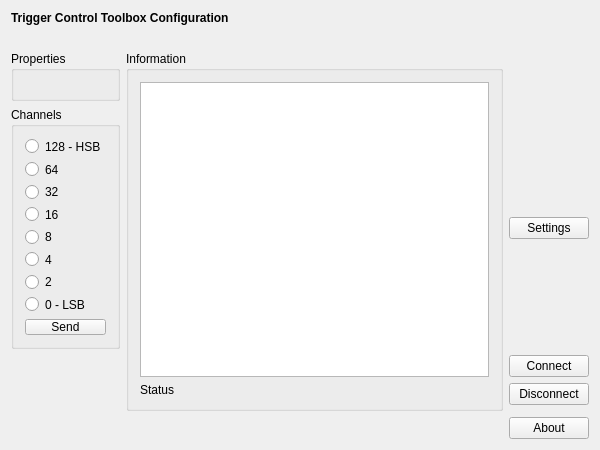
Before: the Qt Designer form applications/mne_x/plugins/triggercontrol/FormFiles/triggercontrolsetup.ui in mne-tools/mne-cpp, drawn with Qt 5.
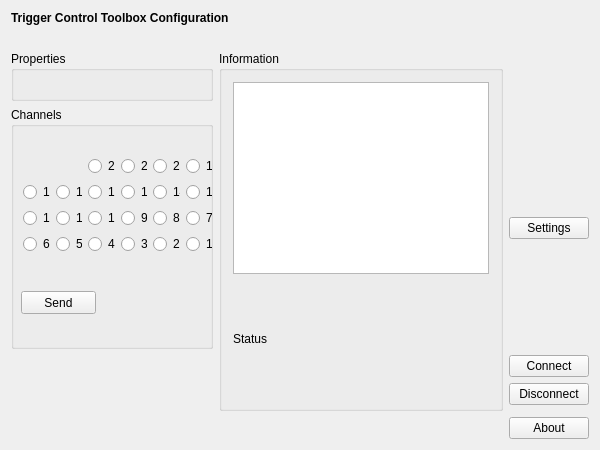
After: the same form once the commit is applied.

Patch:
```diff
--- a/applications/mne_x/plugins/triggercontrol/FormFiles/triggercontrolsetup.ui
+++ b/applications/mne_x/plugins/triggercontrol/FormFiles/triggercontrolsetup.ui
@@ -13,21 +13,8 @@
   <property name="windowTitle">
    <string>DummySetupWidget</string>
   </property>
-  <layout class="QVBoxLayout" name="verticalLayout">
-   <item>
-    <widget class="QLabel" name="m_qLabel_Headline">
-     <property name="font">
-      <font>
-       <weight>75</weight>
-       <bold>true</bold>
-      </font>
-     </property>
-     <property name="text">
-      <string>Trigger Control Toolbox Configuration</string>
-     </property>
-    </widget>
-   </item>
-   <item>
+  <layout class="QGridLayout" name="gridLayout">
+   <item row="1" column="0">
     <spacer name="m_qVerticalSpacer_Headline">
      <property name="orientation">
       <enum>Qt::Vertical</enum>
@@ -43,12 +30,78 @@
      </property>
     </spacer>
    </item>
-   <item>
+   <item row="0" column="0">
+    <widget class="QLabel" name="m_qLabel_Headline">
+     <property name="font">
+      <font>
+       <weight>75</weight>
+       <bold>true</bold>
+      </font>
+     </property>
+     <property name="text">
+      <string>Trigger Control Toolbox Configuration</string>
+     </property>
+    </widget>
+   </item>
+   <item row="2" column="0">
     <layout class="QGridLayout" name="m_qGridLayout_main">
+     <item row="2" column="2">
+      <widget class="QPushButton" name="m_qPushButton_Connect">
+       <property name="text">
+        <string>Connect</string>
+       </property>
+      </widget>
+     </item>
+     <item row="3" column="2">
+      <widget class="QPushButton" name="m_qPushButton_Disconnect">
+       <property name="text">
+        <string>Disconnect</string>
+       </property>
+      </widget>
+     </item>
+     <item row="1" column="2">
+      <widget class="QPushButton" name="m_qPushButton_Settings">
+       <property name="text">
+        <string>Settings</string>
+       </property>
+      </widget>
+     </item>
+     <item row="0" column="1" rowspan="5">
+      <widget class="QGroupBox" name="m_qGroupBox_Information">
+       <property name="title">
+        <string>Information</string>
+       </property>
+       <layout class="QGridLayout" name="m_qGridLayout_Information">
+        <item row="3" column="0">
+         <widget class="QLabel" name="m_qLabel_Statusbar">
+          <property name="sizePolicy">
+           <sizepolicy hsizetype="Fixed" vsizetype="Preferred">
+            <horstretch>0</horstretch>
+            <verstretch>0</verstretch>
+           </sizepolicy>
+          </property>
+          <property name="text">
+           <string>Status</string>
+          </property>
+         </widget>
+        </item>
+        <item row="2" column="0">
+         <widget class="QTextBrowser" name="m_qTextBrowser_Information">
+          <property name="sizePolicy">
+           <sizepolicy hsizetype="Fixed" vsizetype="Fixed">
+            <horstretch>0</horstretch>
+            <verstretch>0</verstretch>
+           </sizepolicy>
+          </property>
+         </widget>
+        </item>
+       </layout>
+      </widget>
+     </item>
      <item row="0" column="0">
       <widget class="QGroupBox" name="m_qGroupBox_Properties">
        <property name="sizePolicy">
-        <sizepolicy hsizetype="Minimum" vsizetype="Preferred">
+        <sizepolicy hsizetype="Expanding" vsizetype="Preferred">
          <horstretch>0</horstretch>
          <verstretch>0</verstretch>
         </sizepolicy>
@@ -73,9 +126,12 @@
        <property name="orientation">
         <enum>Qt::Horizontal</enum>
        </property>
+       <property name="sizeType">
+        <enum>QSizePolicy::Fixed</enum>
+       </property>
        <property name="sizeHint" stdset="0">
         <size>
-         <width>40</width>
+         <width>20</width>
          <height>20</height>
         </size>
        </property>
@@ -88,50 +144,10 @@
        </property>
       </widget>
      </item>
-     <item row="2" column="2">
-      <widget class="QPushButton" name="m_qPushButton_Connect">
-       <property name="text">
-        <string>Connect</string>
-       </property>
-      </widget>
-     </item>
-     <item row="3" column="2">
-      <widget class="QPushButton" name="m_qPushButton_Disconnect">
-       <property name="text">
-        <string>Disconnect</string>
-       </property>
-      </widget>
-     </item>
-     <item row="0" column="1" rowspan="5">
-      <widget class="QGroupBox" name="m_qGroupBox_Information">
-       <property name="title">
-        <string>Information</string>
-       </property>
-       <layout class="QGridLayout" name="m_qGridLayout_Information">
-        <item row="0" column="0">
-         <widget class="QTextBrowser" name="m_qTextBrowser_Information"/>
-        </item>
-        <item row="1" column="0">
-         <widget class="QLabel" name="m_qLabel_Statusbar">
-          <property name="text">
-           <string>Status</string>
-          </property>
-         </widget>
-        </item>
-       </layout>
-      </widget>
-     </item>
-     <item row="1" column="2">
-      <widget class="QPushButton" name="m_qPushButton_Settings">
-       <property name="text">
-        <string>Settings</string>
-       </property>
-      </widget>
-     </item>
      <item row="1" column="0">
       <widget class="QGroupBox" name="m_qGroupBox_Channels">
        <property name="sizePolicy">
-        <sizepolicy hsizetype="Preferred" vsizetype="Minimum">
+        <sizepolicy hsizetype="Expanding" vsizetype="Expanding">
          <horstretch>0</horstretch>
          <verstretch>0</verstretch>
         </sizepolicy>
@@ -145,95 +161,234 @@
        <property name="title">
         <string>Channels</string>
        </property>
-       <layout class="QGridLayout" name="m_qGridLayout_Channels">
-        <item row="3" column="0">
-         <widget class="QRadioButton" name="m_qRadioButton_4">
-          <property name="text">
-           <string>16</string>
-          </property>
-          <property name="autoExclusive">
-           <bool>false</bool>
-          </property>
-         </widget>
-        </item>
-        <item row="6" column="0">
-         <widget class="QRadioButton" name="m_qRadioButton_1">
-          <property name="text">
-           <string>2</string>
-          </property>
-          <property name="autoExclusive">
-           <bool>false</bool>
-          </property>
-         </widget>
-        </item>
-        <item row="8" column="0">
-         <widget class="QPushButton" name="m_qPushButton_Send">
-          <property name="text">
-           <string>Send</string>
-          </property>
-         </widget>
-        </item>
-        <item row="4" column="0">
-         <widget class="QRadioButton" name="m_qRadioButton_3">
-          <property name="text">
-           <string>8</string>
-          </property>
-          <property name="autoExclusive">
-           <bool>false</bool>
-          </property>
-         </widget>
-        </item>
-        <item row="5" column="0">
-         <widget class="QRadioButton" name="m_qRadioButton_2">
-          <property name="text">
-           <string>4</string>
-          </property>
-          <property name="autoExclusive">
-           <bool>false</bool>
-          </property>
-         </widget>
-        </item>
-        <item row="7" column="0">
-         <widget class="QRadioButton" name="m_qRadioButton_0">
-          <property name="text">
-           <string>0 - LSB</string>
-          </property>
-          <property name="autoExclusive">
-           <bool>false</bool>
-          </property>
-         </widget>
-        </item>
-        <item row="2" column="0">
-         <widget class="QRadioButton" name="m_qRadioButton_5">
-          <property name="text">
-           <string>32</string>
-          </property>
-          <property name="autoExclusive">
-           <bool>false</bool>
-          </property>
-         </widget>
-        </item>
-        <item row="1" column="0">
-         <widget class="QRadioButton" name="m_qRadioButton_6">
-          <property name="text">
-           <string>64</string>
-          </property>
-          <property name="autoExclusive">
-           <bool>false</bool>
-          </property>
-         </widget>
-        </item>
-        <item row="0" column="0">
-         <widget class="QRadioButton" name="m_qRadioButton_7">
-          <property name="text">
-           <string>128 - HSB</string>
-          </property>
-          <property name="autoExclusive">
-           <bool>false</bool>
-          </property>
-         </widget>
-        </item>
-       </layout>
+       <widget class="QPushButton" name="m_qPushButton_Send">
+        <property name="geometry">
+         <rect>
+          <x>10</x>
+          <y>184</y>
+          <width>75</width>
+          <height>23</height>
+         </rect>
+        </property>
+        <property name="text">
+         <string>Send</string>
+        </property>
+       </widget>
+       <widget class="QWidget" name="">
+        <property name="geometry">
+         <rect>
+          <x>1</x>
+          <y>38</y>
+          <width>211</width>
+          <height>121</height>
+         </rect>
+        </property>
+        <layout class="QGridLayout" name="gridLayout_2">
+         <item row="0" column="2">
+          <widget class="QRadioButton" name="m_qRadioButton_22">
+           <property name="text">
+            <string>22</string>
+           </property>
+          </widget>
+         </item>
+         <item row="0" column="3">
+          <widget class="QRadioButton" name="m_qRadioButton_21">
+           <property name="text">
+            <string>21</string>
+           </property>
+          </widget>
+         </item>
+         <item row="0" column="4">
+          <widget class="QRadioButton" name="m_qRadioButton_20">
+           <property name="text">
+            <string>20</string>
+           </property>
+          </widget>
+         </item>
+         <item row="0" column="5">
+          <widget class="QRadioButton" name="m_qRadioButton_19">
+           <property name="text">
+            <string>19</string>
+           </property>
+          </widget>
+         </item>
+         <item row="1" column="0">
+          <widget class="QRadioButton" name="m_qRadioButton_18">
+           <property name="text">
+            <string>18</string>
+           </property>
+          </widget>
+         </item>
+         <item row="1" column="1">
+          <widget class="QRadioButton" name="m_qRadioButton_17">
+           <property name="text">
+            <string>17</string>
+           </property>
+          </widget>
+         </item>
+         <item row="1" column="2">
+          <widget class="QRadioButton" name="m_qRadioButton_16">
+           <property name="text">
+            <string>16</string>
+           </property>
+          </widget>
+         </item>
+         <item row="1" column="3">
+          <widget class="QRadioButton" name="m_qRadioButton_15">
+           <property name="text">
+            <string>15</string>
+           </property>
+          </widget>
+         </item>
+         <item row="1" column="4">
+          <widget class="QRadioButton" name="m_qRadioButton_14">
+           <property name="text">
+            <string>14</string>
+           </property>
+          </widget>
+         </item>
+         <item row="1" column="5">
+          <widget class="QRadioButton" name="m_qRadioButton_13">
+           <property name="text">
+            <string>13</string>
+           </property>
+          </widget>
+         </item>
+         <item row="2" column="0">
+          <widget class="QRadioButton" name="m_qRadioButton_12">
+           <property name="text">
+            <string>12</string>
+           </property>
+          </widget>
+         </item>
+         <item row="2" column="1">
+          <widget class="QRadioButton" name="m_qRadioButton_11">
+           <property name="text">
+            <string>11</string>
+           </property>
+          </widget>
+         </item>
+         <item row="2" column="2">
+          <widget class="QRadioButton" name="m_qRadioButton_10">
+           <property name="text">
+            <string>10</string>
+           </property>
+          </widget>
+         </item>
+         <item row="2" column="3">
+          <widget class="QRadioButton" name="m_qRadioButton_9">
+           <property name="text">
+            <string>9</string>
+           </property>
+          </widget>
+         </item>
+         <item row="2" column="4">
+          <widget class="QRadioButton" name="m_qRadioButton_8">
+           <property name="text">
+            <string>8</string>
+           </property>
+           <property name="autoExclusive">
+            <bool>false</bool>
+           </property>
+          </widget>
+         </item>
+         <item row="2" column="5">
+          <widget class="QRadioButton" name="m_qRadioButton_7">
+           <property name="text">
+            <string>7</string>
+           </property>
+           <property name="autoExclusive">
+            <bool>false</bool>
+           </property>
+          </widget>
+         </item>
+         <item row="3" column="0">
+          <widget class="QRadioButton" name="m_qRadioButton_6">
+           <property name="text">
+            <string>6</string>
+           </property>
+           <property name="autoExclusive">
+            <bool>false</bool>
+           </property>
+          </widget>
+         </item>
+         <item row="3" column="1">
+          <widget class="QRadioButton" name="m_qRadioButton_5">
+           <property name="text">
+            <string>5</string>
+           </property>
+           <property name="autoExclusive">
+            <bool>false</bool>
+           </property>
+          </widget>
+         </item>
+         <item row="3" column="2">
+          <widget class="QRadioButton" name="m_qRadioButton_4">
+           <property name="text">
+            <string>4</string>
+           </property>
+           <property name="autoExclusive">
+            <bool>false</bool>
+           </property>
+          </widget>
+         </item>
+         <item row="3" column="3">
+          <widget class="QRadioButton" name="m_qRadioButton_3">
+           <property name="text">
+            <string>3</string>
+           </property>
+           <property name="autoExclusive">
+            <bool>false</bool>
+           </property>
+          </widget>
+         </item>
+         <item row="3" column="4">
+          <widget class="QRadioButton" name="m_qRadioButton_2">
+           <property name="text">
+            <string>2</string>
+           </property>
+           <property name="autoExclusive">
+            <bool>false</bool>
+           </property>
+          </widget>
+         </item>
+         <item row="3" column="5">
+          <widget class="QRadioButton" name="m_qRadioButton_1">
+           <property name="text">
+            <string>1</string>
+           </property>
+           <property name="autoExclusive">
+            <bool>false</bool>
+           </property>
+          </widget>
+         </item>
+        </layout>
+       </widget>
+       <zorder>m_qRadioButton_5</zorder>
+       <zorder>m_qRadioButton_2</zorder>
+       <zorder>m_qPushButton_Send</zorder>
+       <zorder>m_qRadioButton_4</zorder>
+       <zorder>m_qRadioButton_3</zorder>
+       <zorder>m_qRadioButton_1</zorder>
+       <zorder>m_qRadioButton_8</zorder>
+       <zorder>m_qRadioButton_7</zorder>
+       <zorder>m_qRadioButton_6</zorder>
+       <zorder>m_qGroupBox_Information</zorder>
+       <zorder>m_qRadioButton_9</zorder>
+       <zorder>m_qRadioButton_10</zorder>
+       <zorder>m_qRadioButton_11</zorder>
+       <zorder>m_qRadioButton_12</zorder>
+       <zorder>m_qRadioButton_13</zorder>
+       <zorder>m_qRadioButton_14</zorder>
+       <zorder>m_qRadioButton_15</zorder>
+       <zorder>m_qRadioButton_16</zorder>
+       <zorder>m_qRadioButton_17</zorder>
+       <zorder>m_qRadioButton_18</zorder>
+       <zorder>m_qRadioButton_19</zorder>
+       <zorder>m_qRadioButton_20</zorder>
+       <zorder>m_qRadioButton_21</zorder>
+       <zorder>m_qRadioButton_22</zorder>
+       <zorder>m_qTextBrowser_Information</zorder>
       </widget>
      </item>
     </layout>
```
